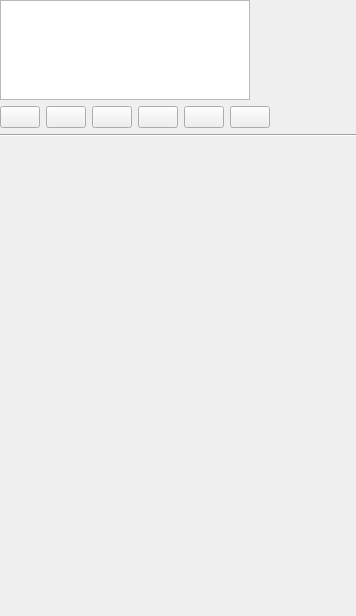
The window that src/ui/qgssymbolselectordialogbase.ui (carsmie/QGIS) describes before a commit, drawn with Qt 5.
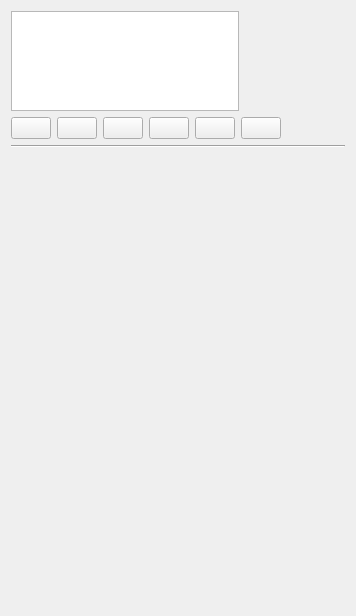
The same window after the commit.

Commit message: set margins in code instead of .ui file

```diff
--- a/src/ui/qgssymbolselectordialogbase.ui
+++ b/src/ui/qgssymbolselectordialogbase.ui
@@ -14,18 +14,6 @@
    <string>Form</string>
   </property>
   <layout class="QGridLayout" name="gridLayout_2">
-   <property name="leftMargin">
-    <number>0</number>
-   </property>
-   <property name="topMargin">
-    <number>0</number>
-   </property>
-   <property name="rightMargin">
-    <number>0</number>
-   </property>
-   <property name="bottomMargin">
-    <number>9</number>
-   </property>
    <item row="1" column="0">
     <layout class="QHBoxLayout" name="pushBtnBox">
      <property name="spacing">
```
Left out of the diff: 11 changed lines with no effect on the pictures. The commit also changes 1 other file.
